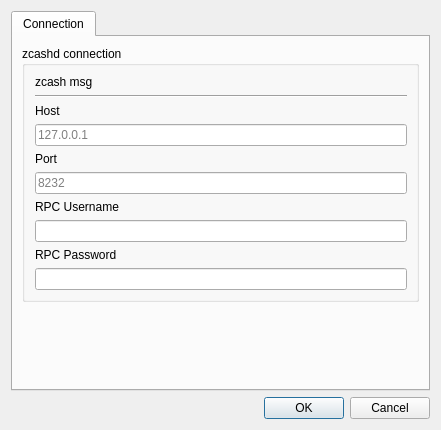
Old version of the form src/settings.ui in the repository z-bitcoinz/BitcoinZ_Blue.
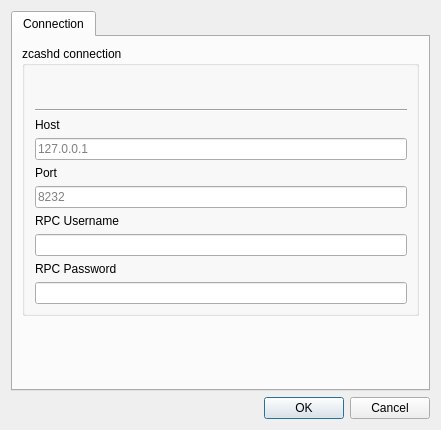
New version of the form.

Commit message: Add execution step to README

Patch:
```diff
--- a/src/settings.ui
+++ b/src/settings.ui
@@ -113,7 +113,7 @@
             <item row="0" column="0">
              <widget class="QLabel" name="confMsg">
               <property name="text">
-               <string>&lt;html&gt;&lt;head/&gt;&lt;body&gt;&lt;p&gt;zcash msg&lt;/p&gt;&lt;/body&gt;&lt;/html&gt;</string>
+               <string>&lt;html&gt;&lt;head/&gt;&lt;body&gt;&lt;p&gt;&lt;br/&gt;&lt;/p&gt;&lt;/body&gt;&lt;/html&gt;</string>
               </property>
               <property name="textInteractionFlags">
                <set>Qt::LinksAccessibleByMouse|Qt::TextSelectableByMouse</set>
```
The commit also changes 2 other files.
